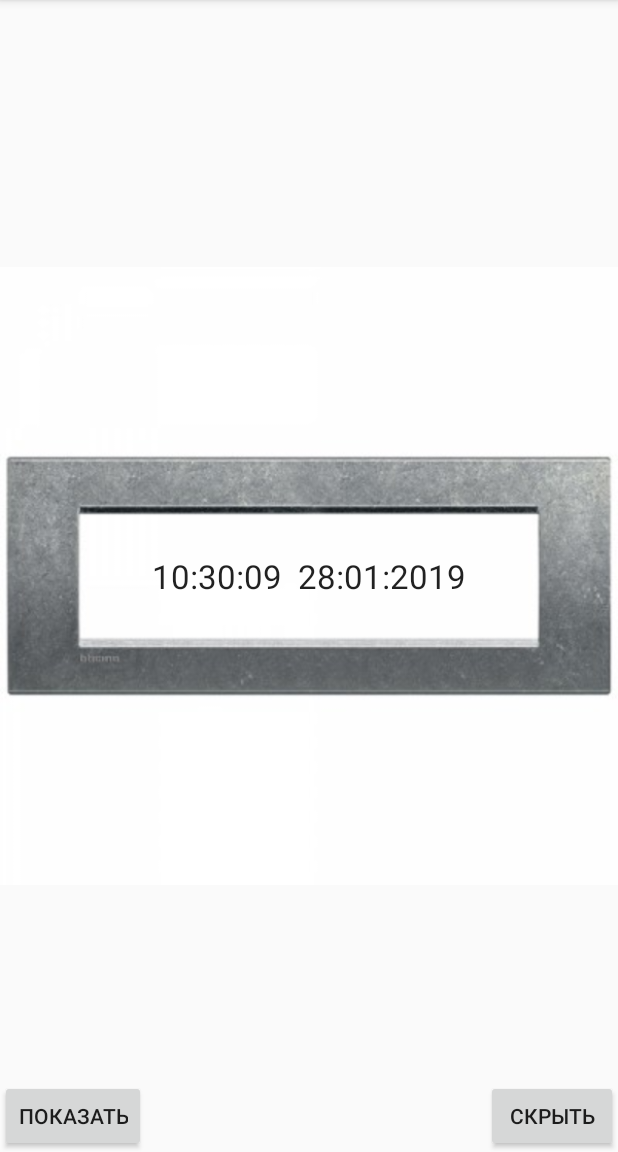
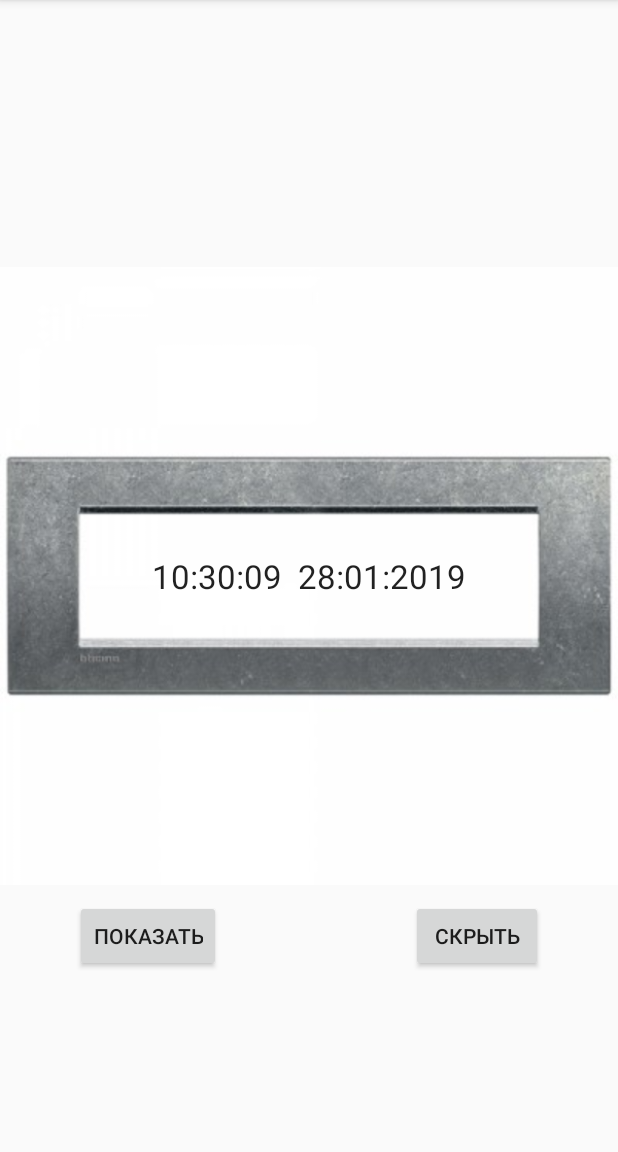
Before and after one commit to Kas-MV/Leson2, an Android app: the screen it shows after launch (MainActivity), after a tap on "ПОКАЗАТЬ", on a phone screen of 412 x 824 dp, the part 84-1236 px from its top. Run offline under Robolectric (Android 15) with nearby library versions, the phone set to English and light mode, and no system bars.

Commit message:
исправлен код, располоение кнопок

```diff
--- a/app/src/main/AndroidManifest.xml
+++ b/app/src/main/AndroidManifest.xml
@@ -16,6 +16,8 @@
                 <category android:name="android.intent.category.LAUNCHER" />
             </intent-filter>
         </activity>
+        <activity android:name=".OtherActivity" />
+        <activity android:name=".DefaultActivity"></activity>
     </application>
 
 </manifest>
--- a/app/src/main/java/com/example/v_s/leson_1/MainActivity.java
+++ b/app/src/main/java/com/example/v_s/leson_1/MainActivity.java
@@ -11,14 +11,14 @@ import java.util.Locale;
 
 public class MainActivity extends AppCompatActivity {
     public static final int TICK_DELAY_MILLIS=250;
-    private SimpleDateFormat mTimeFormat  = new SimpleDateFormat("HH:mm:ss  dd:MM:yyyy" , Locale.US);
-    private Handler mHandler = new Handler(Looper.getMainLooper());
-    private TextView mTimeTextView;
-    private Runnable mTickRoutine = new Runnable() {
+    private SimpleDateFormat timeFormat  = new SimpleDateFormat("HH:mm:ss  dd:MM:yyyy" , Locale.US);
+    private Handler handler = new Handler(Looper.getMainLooper());
+    private TextView timeTextView;
+    private Runnable tickRoutine = new Runnable() {
         @Override
         public void run() {
-        mTimeTextView.setText(mTimeFormat.format(Calendar.getInstance().getTime()));
-        mHandler.postDelayed(this, TICK_DELAY_MILLIS);
+        timeTextView.setText(timeFormat.format(Calendar.getInstance().getTime()));
+        handler.postDelayed(this, TICK_DELAY_MILLIS);
 
         }
     };
@@ -27,18 +27,18 @@ public class MainActivity extends AppCompatActivity {
     protected void onCreate(Bundle savedInstanceState) {
         super.onCreate(savedInstanceState);
         setContentView(R.layout.activity_main);
-        mTimeTextView = findViewById(R.id.view_time);
+        timeTextView = findViewById(R.id.view_time);
     }
 
 
     public void Show(View view) {
-        mTimeTextView.setText(mTimeFormat.format(Calendar.getInstance().getTime()));
-        mTickRoutine.run();
+        timeTextView.setText(timeFormat.format(Calendar.getInstance().getTime()));
+        tickRoutine.run();
 
     }
 
     public void Hide(View view) {
-        mTimeTextView.setText("");
-        mHandler.removeCallbacks(mTickRoutine);
+        timeTextView.setText("");
+        handler.removeCallbacks(tickRoutine);
     }
 }
--- a/app/src/main/res/layout/activity_main.xml
+++ b/app/src/main/res/layout/activity_main.xml
@@ -27,10 +27,11 @@
     <Button
         android:layout_width="wrap_content"
         android:layout_height="wrap_content"
+        android:layout_gravity="bottom|left"
+        android:layout_marginBottom="120dp"
+        android:onClick="Show"
         android:text="Показать"
-        android:onClick="Show"
-        android:layout_gravity="bottom|left"
-        />
+        android:layout_marginLeft="50dp"/>
 
     <Button
         android:layout_width="wrap_content"
@@ -38,6 +39,9 @@
         android:text="Скрыть"
         android:onClick="Hide"
         android:layout_gravity="bottom|right"
+        android:layout_marginBottom="120dp"
+        android:layout_marginRight="50dp"
+
         />
 
 
```
Also changed, not shown: app/src/main/java/com/example/v_s/leson_1/DefaultActivity.java (added, +13 -0 lines), app/src/main/java/com/example/v_s/leson_1/OtherActivity.java (added, +13 -0 lines), app/src/main/res/layout/activity_default.xml (added, +9 -0 lines), app/src/main/res/layout/activity_other.xml (added, +9 -0 lines).
